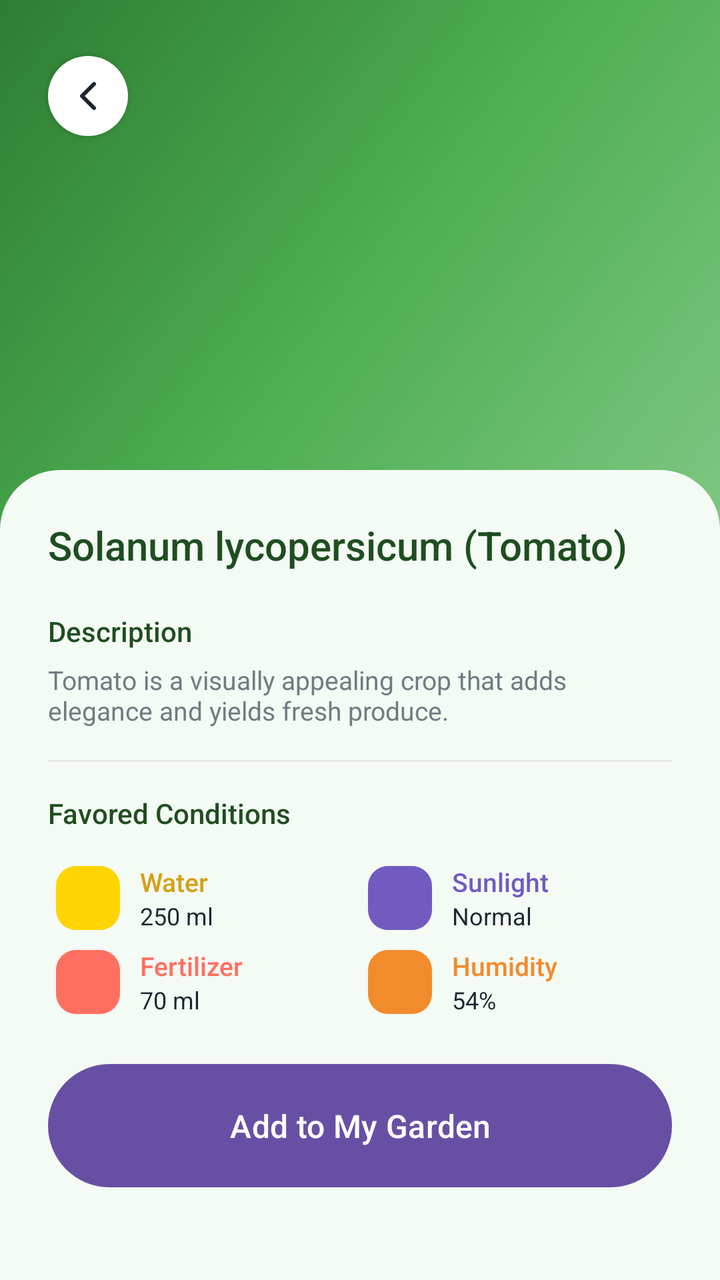
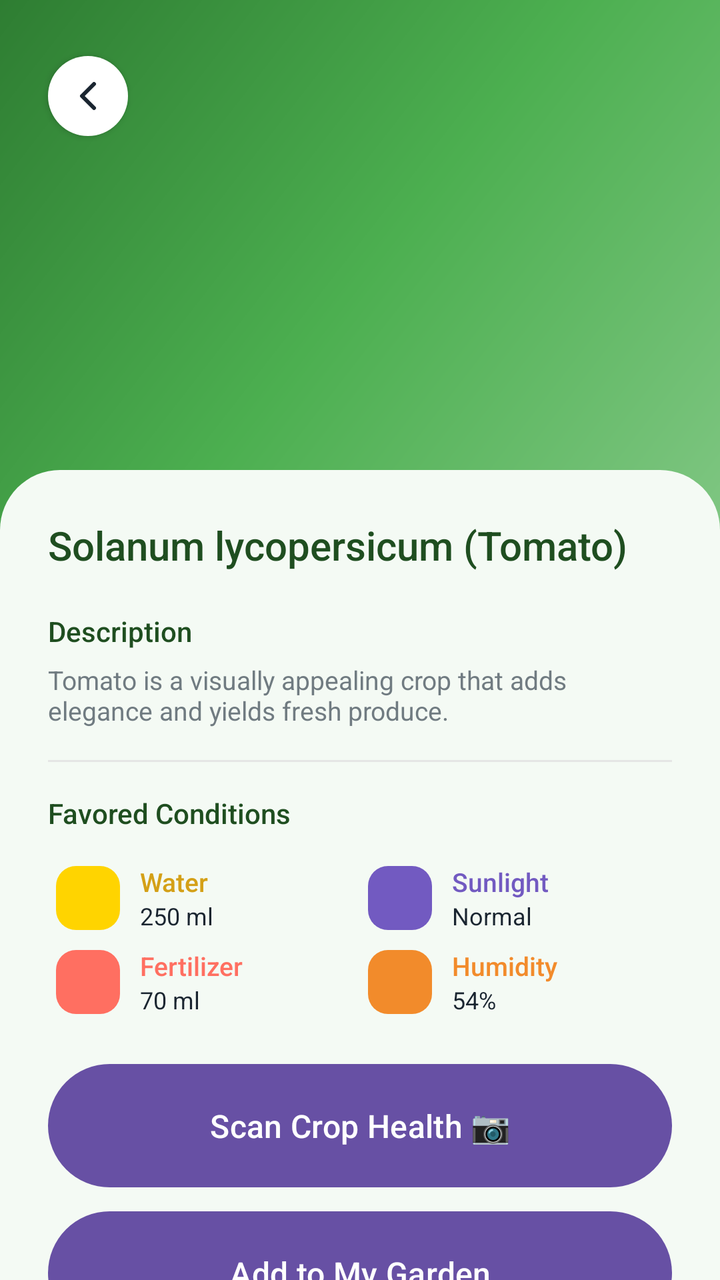

An Android layout rendered at two revisions. The XML below is the earlier revision; the diff shows what the commit changed to produce the second picture.
<!-- AndroidManifest.xml: application theme Theme.Undersoil -->
<!-- res/layout/activity_plant_details.xml -->
<?xml version="1.0" encoding="utf-8"?>
<androidx.constraintlayout.widget.ConstraintLayout xmlns:android="http://schemas.android.com/apk/res/android"
    xmlns:app="http://schemas.android.com/apk/res-auto"
    android:layout_width="match_parent"
    android:layout_height="match_parent"
    android:background="@color/bg_light_green">

    <ImageView
        android:id="@+id/heroImage"
        android:layout_width="0dp"
        android:layout_height="280dp"
        android:scaleType="centerCrop"
        android:background="@drawable/bg_photo_placeholder"
        app:layout_constraintStart_toStartOf="parent"
        app:layout_constraintEnd_toEndOf="parent"
        app:layout_constraintTop_toTopOf="parent" />

    <ImageButton
        android:id="@+id/backButton"
        android:layout_width="40dp"
        android:layout_height="40dp"
        android:layout_marginStart="24dp"
        android:layout_marginTop="28dp"
        android:background="@drawable/bg_circle_white"
        android:elevation="2dp"
        android:padding="10dp"
        android:src="@drawable/ic_back_arrow"
        android:contentDescription="Back"
        app:layout_constraintStart_toStartOf="parent"
        app:layout_constraintTop_toTopOf="parent" />

    <androidx.core.widget.NestedScrollView
        android:layout_width="match_parent"
        android:layout_height="0dp"
        app:layout_constraintTop_toTopOf="@id/heroImage"
        app:layout_constraintBottom_toBottomOf="parent"
        app:layout_constraintStart_toStartOf="parent"
        app:layout_constraintEnd_toEndOf="parent">

        <LinearLayout
            android:layout_width="match_parent"
            android:layout_height="wrap_content"
            android:orientation="vertical">

            <View
                android:layout_width="match_parent"
                android:layout_height="235dp" />

            <LinearLayout
                android:layout_width="match_parent"
                android:layout_height="wrap_content"
                android:background="@drawable/bg_sheet_top_rounded"
                android:orientation="vertical"
                android:padding="24dp">

                <TextView
                    android:id="@+id/tvPlantNameScientific"
                    android:layout_width="wrap_content"
                    android:layout_height="wrap_content"
                    android:fontFamily="sans-serif-medium"
                    android:text="Solanum lycopersicum (Tomato)"
                    android:textColor="@color/main_green"
                    android:textSize="20sp" />

                <TextView
                    android:layout_width="wrap_content"
                    android:layout_height="wrap_content"
                    android:layout_marginTop="20dp"
                    android:fontFamily="sans-serif-medium"
                    android:text="Description"
                    android:textColor="@color/main_green"
                    android:textSize="14sp" />

                <TextView
                    android:id="@+id/tvPlantDescription"
                    android:layout_width="match_parent"
                    android:layout_height="wrap_content"
                    android:layout_marginTop="6dp"
                    android:fontFamily="sans-serif"
                    android:text="Tomato is a visually appealing crop that adds elegance and yields fresh produce."
                    android:textColor="@color/text_sub"
                    android:textSize="13sp" />

                <View
                    android:layout_width="match_parent"
                    android:layout_height="1dp"
                    android:layout_marginTop="16dp"
                    android:background="@color/light_grey" />

                <TextView
                    android:layout_width="wrap_content"
                    android:layout_height="wrap_content"
                    android:layout_marginTop="16dp"
                    android:fontFamily="sans-serif-medium"
                    android:text="Favored Conditions"
                    android:textColor="@color/main_green"
                    android:textSize="14sp" />

                <GridLayout
                    android:layout_width="match_parent"
                    android:layout_height="wrap_content"
                    android:layout_marginTop="12dp"
                    android:columnCount="2"
                    android:rowCount="2">

                    <LinearLayout
                        android:layout_width="0dp"
                        android:layout_height="wrap_content"
                        android:layout_columnWeight="1"
                        android:layout_margin="4dp"
                        android:gravity="center_vertical"
                        android:orientation="horizontal">

                        <View
                            android:layout_width="32dp"
                            android:layout_height="32dp"
                            android:background="@drawable/bg_square_water" />

                        <LinearLayout
                            android:layout_width="wrap_content"
                            android:layout_height="wrap_content"
                            android:layout_marginStart="10dp"
                            android:orientation="vertical">

                            <TextView
                                android:layout_width="wrap_content"
                                android:layout_height="wrap_content"
                                android:fontFamily="sans-serif-medium"
                                android:text="Water"
                                android:textColor="#D4A017"
                                android:textSize="13sp" />

                            <TextView
                                android:id="@+id/tvWaterValue"
                                android:layout_width="wrap_content"
                                android:layout_height="wrap_content"
                                android:fontFamily="sans-serif"
                                android:text="250 ml"
                                android:textColor="@color/text_dark"
                                android:textSize="12sp" />
                        </LinearLayout>
                    </LinearLayout>

                    <LinearLayout
                        android:layout_width="0dp"
                        android:layout_height="wrap_content"
                        android:layout_columnWeight="1"
                        android:layout_margin="4dp"
                        android:gravity="center_vertical"
                        android:orientation="horizontal">

                        <View
                            android:layout_width="32dp"
                            android:layout_height="32dp"
                            android:background="@drawable/bg_square_sunlight" />

                        <LinearLayout
                            android:layout_width="wrap_content"
                            android:layout_height="wrap_content"
                            android:layout_marginStart="10dp"
                            android:orientation="vertical">

                            <TextView
                                android:layout_width="wrap_content"
                                android:layout_height="wrap_content"
                                android:fontFamily="sans-serif-medium"
                                android:text="Sunlight"
                                android:textColor="@color/sunlight_color"
                                android:textSize="13sp" />

                            <TextView
                                android:id="@+id/tvSunlightValue"
                                android:layout_width="wrap_content"
                                android:layout_height="wrap_content"
                                android:fontFamily="sans-serif"
                                android:text="Normal"
                                android:textColor="@color/text_dark"
                                android:textSize="12sp" />
                        </LinearLayout>
                    </LinearLayout>

                    <LinearLayout
                        android:layout_width="0dp"
                        android:layout_height="wrap_content"
                        android:layout_columnWeight="1"
                        android:layout_margin="4dp"
                        android:gravity="center_vertical"
                        android:orientation="horizontal">

                        <View
                            android:layout_width="32dp"
                            android:layout_height="32dp"
                            android:background="@drawable/bg_square_fertilizer" />

                        <LinearLayout
                            android:layout_width="wrap_content"
                            android:layout_height="wrap_content"
                            android:layout_marginStart="10dp"
                            android:orientation="vertical">

                            <TextView
                                android:layout_width="wrap_content"
                                android:layout_height="wrap_content"
                                android:fontFamily="sans-serif-medium"
                                android:text="Fertilizer"
                                android:textColor="@color/fertilizer_color"
                                android:textSize="13sp" />

                            <TextView
                                android:id="@+id/tvFertilizerValue"
                                android:layout_width="wrap_content"
                                android:layout_height="wrap_content"
                                android:fontFamily="sans-serif"
                                android:text="70 ml"
                                android:textColor="@color/text_dark"
                                android:textSize="12sp" />
                        </LinearLayout>
                    </LinearLayout>

                    <LinearLayout
                        android:layout_width="0dp"
                        android:layout_height="wrap_content"
                        android:layout_columnWeight="1"
                        android:layout_margin="4dp"
                        android:gravity="center_vertical"
                        android:orientation="horizontal">

                        <View
                            android:layout_width="32dp"
                            android:layout_height="32dp"
                            android:background="@drawable/bg_square_humidity" />

                        <LinearLayout
                            android:layout_width="wrap_content"
                            android:layout_height="wrap_content"
                            android:layout_marginStart="10dp"
                            android:orientation="vertical">

                            <TextView
                                android:layout_width="wrap_content"
                                android:layout_height="wrap_content"
                                android:fontFamily="sans-serif-medium"
                                android:text="Humidity"
                                android:textColor="@color/humidity_color"
                                android:textSize="13sp" />

                            <TextView
                                android:id="@+id/tvHumidityValue"
                                android:layout_width="wrap_content"
                                android:layout_height="wrap_content"
                                android:fontFamily="sans-serif"
                                android:text="54%"
                                android:textColor="@color/text_dark"
                                android:textSize="12sp" />
                        </LinearLayout>
                    </LinearLayout>
                </GridLayout>

                <Button
                    android:id="@+id/addToPlantsButton"
                    android:layout_width="match_parent"
                    android:layout_height="wrap_content"
                    android:layout_marginTop="20dp"
                    android:background="@drawable/bg_pill_green"
                    android:fontFamily="sans-serif-medium"
                    android:paddingVertical="16dp"
                    android:text="Add to My Garden"
                    android:textAllCaps="false"
                    android:textColor="@color/white"
                    android:textSize="16sp" />

            </LinearLayout>
        </LinearLayout>
    </androidx.core.widget.NestedScrollView>

</androidx.constraintlayout.widget.ConstraintLayout>
<!-- resources referenced by this layout -->
<resources>
  <color name="bg_light_green">#F4FAF4</color>
  <color name="fertilizer_color">#FF6F61</color>
  <color name="humidity_color">#F28B2B</color>
  <color name="light_grey">#E5E5E5</color>
  <color name="main_green">#1F4E20</color>
  <color name="sunlight_color">#725AC1</color>
  <color name="text_dark">#1A2530</color>
  <color name="text_sub">#707B81</color>
  <color name="white">#FFFFFFFF</color>
  <!-- drawable bg_circle_white (drawable) -->
  <?xml version="1.0" encoding="utf-8"?>
  <shape xmlns:android="http://schemas.android.com/apk/res/android"
      android:shape="oval">
      <solid android:color="@color/white" />
  </shape>
  <!-- drawable bg_photo_placeholder (drawable) -->
  <?xml version="1.0" encoding="utf-8"?>
  <shape xmlns:android="http://schemas.android.com/apk/res/android"
      android:shape="rectangle">
      <gradient
          android:angle="315"
          android:startColor="#2E7D32"
          android:centerColor="#4CAF50"
          android:endColor="#81C784" />
  </shape>
  <!-- drawable bg_pill_green (drawable) -->
  <?xml version="1.0" encoding="utf-8"?>
  <shape xmlns:android="http://schemas.android.com/apk/res/android"
      android:shape="rectangle">
      <solid android:color="@color/main_green" />
      <corners android:radius="50dp" />
  </shape>
  <!-- drawable bg_sheet_top_rounded (drawable) -->
  <?xml version="1.0" encoding="utf-8"?>
  <shape xmlns:android="http://schemas.android.com/apk/res/android"
      android:shape="rectangle">
      <solid android:color="@color/bg_light_green" />
      <corners
          android:topLeftRadius="30dp"
          android:topRightRadius="30dp"
          android:bottomLeftRadius="0dp"
          android:bottomRightRadius="0dp" />
  </shape>
  <!-- drawable bg_square_fertilizer (drawable) -->
  <?xml version="1.0" encoding="utf-8"?>
  <shape xmlns:android="http://schemas.android.com/apk/res/android"
      android:shape="rectangle">
      <solid android:color="@color/fertilizer_color" />
      <corners android:radius="10dp" />
  </shape>
  <!-- drawable bg_square_humidity (drawable) -->
  <?xml version="1.0" encoding="utf-8"?>
  <shape xmlns:android="http://schemas.android.com/apk/res/android"
      android:shape="rectangle">
      <solid android:color="@color/humidity_color" />
      <corners android:radius="10dp" />
  </shape>
  <!-- drawable bg_square_sunlight (drawable) -->
  <?xml version="1.0" encoding="utf-8"?>
  <shape xmlns:android="http://schemas.android.com/apk/res/android"
      android:shape="rectangle">
      <solid android:color="@color/sunlight_color" />
      <corners android:radius="10dp" />
  </shape>
  <!-- drawable bg_square_water (drawable) -->
  <?xml version="1.0" encoding="utf-8"?>
  <shape xmlns:android="http://schemas.android.com/apk/res/android"
      android:shape="rectangle">
      <solid android:color="@color/water_color" />
      <corners android:radius="10dp" />
  </shape>
  <!-- drawable ic_back_arrow (drawable) -->
  <?xml version="1.0" encoding="utf-8"?>
  <vector xmlns:android="http://schemas.android.com/apk/res/android"
      android:width="24dp"
      android:height="24dp"
      android:viewportWidth="24"
      android:viewportHeight="24">
      <path
          android:fillColor="@android:color/transparent"
          android:strokeColor="#1A2530"
          android:strokeWidth="2"
          android:strokeLineCap="round"
          android:strokeLineJoin="round"
          android:pathData="M15,18 L9,12 L15,6" />
  </vector>
  <style name="Theme.Undersoil" parent="Base.Theme.Undersoil" />
  <color name="water_color">#FFD400</color>
  <style name="Base.Theme.Undersoil" parent="Theme.Material3.DayNight.NoActionBar">
          
      </style>
</resources>

<!-- the commit's change to res/layout/activity_plant_details.xml (unified diff, before → after) -->
@@ -257,10 +257,23 @@
                 </GridLayout>
 
                 <Button
+                    android:id="@+id/btnScanCrop"
+                    android:layout_width="match_parent"
+                    android:layout_height="wrap_content"
+                    android:layout_marginTop="20dp"
+                    android:background="@drawable/bg_pill_teal"
+                    android:fontFamily="sans-serif-medium"
+                    android:paddingVertical="16dp"
+                    android:text="Scan Crop Health 📷"
+                    android:textAllCaps="false"
+                    android:textColor="@color/white"
+                    android:textSize="16sp" />
+
+                <Button
                     android:id="@+id/addToPlantsButton"
                     android:layout_width="match_parent"
                     android:layout_height="wrap_content"
-                    android:layout_marginTop="20dp"
+                    android:layout_marginTop="12dp"
                     android:background="@drawable/bg_pill_green"
                     android:fontFamily="sans-serif-medium"
                     android:paddingVertical="16dp"
<!-- resource entries referenced after the edit -->
@@ -30,6 +30,13 @@
   <shape xmlns:android="http://schemas.android.com/apk/res/android"
       android:shape="rectangle">
       <solid android:color="@color/main_green" />
+      <corners android:radius="50dp" />
+  </shape>
+  <!-- drawable bg_pill_teal (drawable) -->
+  <?xml version="1.0" encoding="utf-8"?>
+  <shape xmlns:android="http://schemas.android.com/apk/res/android"
+      android:shape="rectangle">
+      <solid android:color="@color/sensor_activate_teal" />
       <corners android:radius="50dp" />
   </shape>
   <!-- drawable bg_sheet_top_rounded (drawable) -->
@@ -87,6 +94,7 @@
           android:pathData="M15,18 L9,12 L15,6" />
   </vector>
   <style name="Theme.Undersoil" parent="Base.Theme.Undersoil" />
+  <color name="sensor_activate_teal">#489FA9</color>
   <color name="water_color">#FFD400</color>
   <style name="Base.Theme.Undersoil" parent="Theme.Material3.DayNight.NoActionBar">
           
